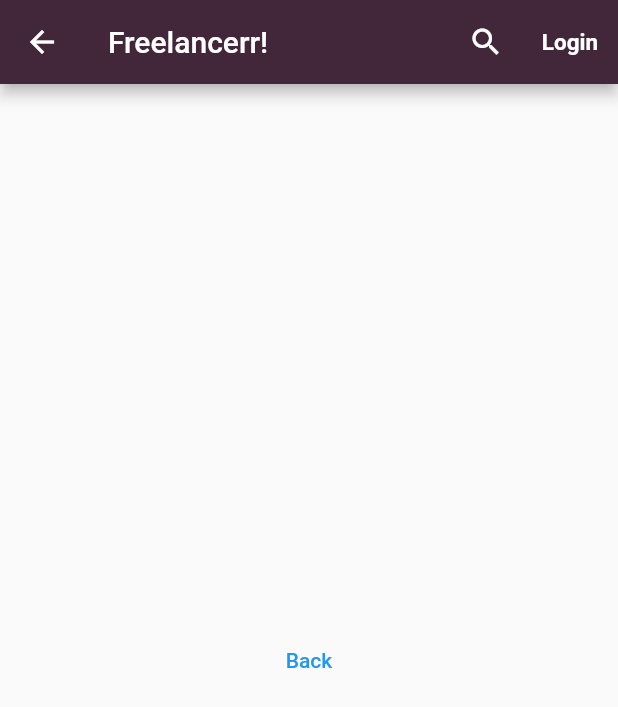
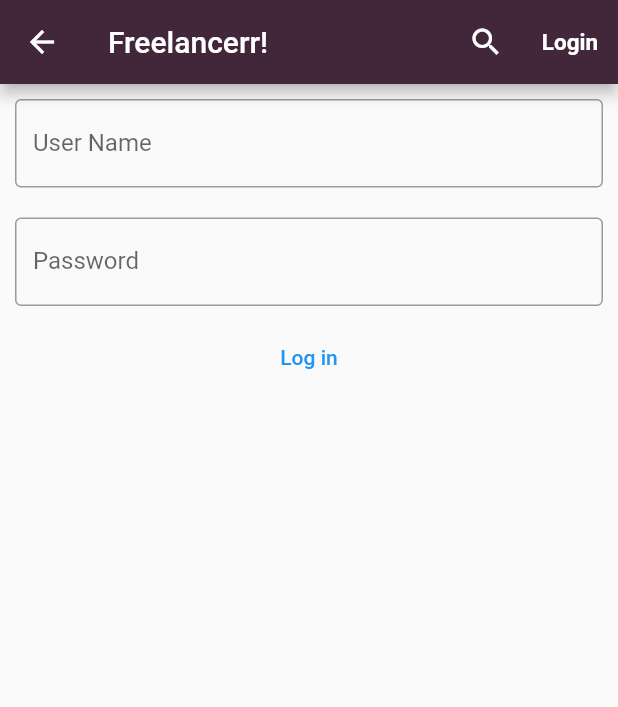
Before and after one commit to Atmosphery/FreelancerrProject, a Flutter app: the screen it shows after launch, after a tap on "Login", on a phone screen of 412 x 824 dp. Shown: the top 707 px of the screen. Run offline on Flutter 3.47's test engine with Material 2 defaults, Android fonts, the phone set to English and light mode, and no system bars; our stand-ins replace go_router; network calls fail.

Commit message:
loginscreen testing

```diff
--- a/Frontend/freelancerr_frontend/lib/LoginScreen.dart
+++ b/Frontend/freelancerr_frontend/lib/LoginScreen.dart
@@ -1,24 +1,78 @@
-// ignore_for_file: prefer_const_constructors
+// ignore_for_file: prefer_const_constructors, prefer_const_literals_to_create_immutables, unused_import, unused_local_variable, use_build_context_synchronously
 
 import 'package:flutter/material.dart';
 
 import 'CustomAppBar.dart';
 import 'main.dart';
+import 'package:http/http.dart' as http;
 
-class LoginScreen extends StatelessWidget {
+class LoginScreen extends StatefulWidget {
   const LoginScreen({Key? key}) : super(key: key);
+  @override
+  LoginScreenState createState() => LoginScreenState();
+}
+
+class LoginScreenState extends State<LoginScreen> {
+  final usernameController = TextEditingController();
+  final passwordController = TextEditingController();
 
   @override
   Widget build(BuildContext context) {
     return Scaffold(
       appBar: CustomAppBar(title: "Freelancerr!"),
-      body: Center(
-        child: TextButton(
-          child: Text('Back'),
-          onPressed: () {
-            Navigator.pop(context);
-          },
-        ),
+      body: Column(
+        children: [
+          Padding(
+            padding: EdgeInsets.all(10),
+            child: TextField(
+              controller: usernameController,
+              decoration: InputDecoration(
+                border: OutlineInputBorder(),
+                labelText: 'User Name',
+                hintText: 'Enter username',
+              ),
+            ),
+          ),
+          Padding(
+            padding: EdgeInsets.all(10),
+            child: TextField(
+              controller: passwordController,
+              obscureText: true,
+              decoration: InputDecoration(
+                border: OutlineInputBorder(),
+                labelText: 'Password',
+                hintText: 'Enter your secure password',
+              ),
+            ),
+          ),
+          TextButton(
+            onPressed: () async {
+              var url = Uri.parse('http://localhost:8888/userservice/user/1');
+              var response = await http.get(url);
+              print('Response status: ${response.body}');
+              var bodyparse = response.body.split(' ');
+              print(bodyparse);
+              var nameparse =
+                  bodyparse.where((bodyparse) => bodyparse.contains('name'));
+              print(nameparse);
+              var userparse = nameparse.toString().split('=');
+              print(userparse);
+              var name =
+                  userparse.where((userparse) => userparse.contains('nate'));
+
+              print('name1 ' + name.toString());
+              print('name2 ' + usernameController.value.text.toString());
+
+              if (usernameController.value.text.toString() == name.toString()) {
+                Navigator.push(
+                  context,
+                  MaterialPageRoute(builder: (context) => HomePage()),
+                );
+              }
+            },
+            child: Text("Log in"),
+          ),
+        ],
       ),
     );
   }
--- a/Frontend/freelancerr_frontend/lib/main.dart
+++ b/Frontend/freelancerr_frontend/lib/main.dart
@@ -31,7 +31,7 @@ class MyApp extends StatelessWidget {
   Widget build(BuildContext context) {
     return MaterialApp(
       title: 'Potato',
-      home: HomePage(),
+      home: LoginScreen(),
     );
   }
 }
```
